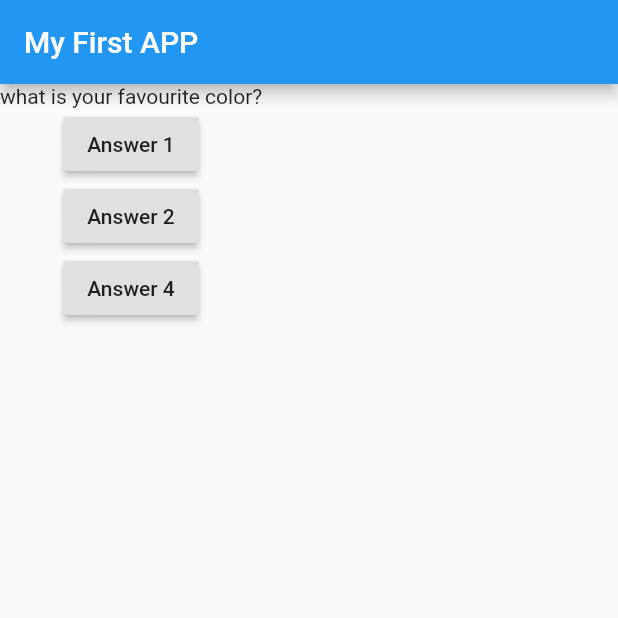
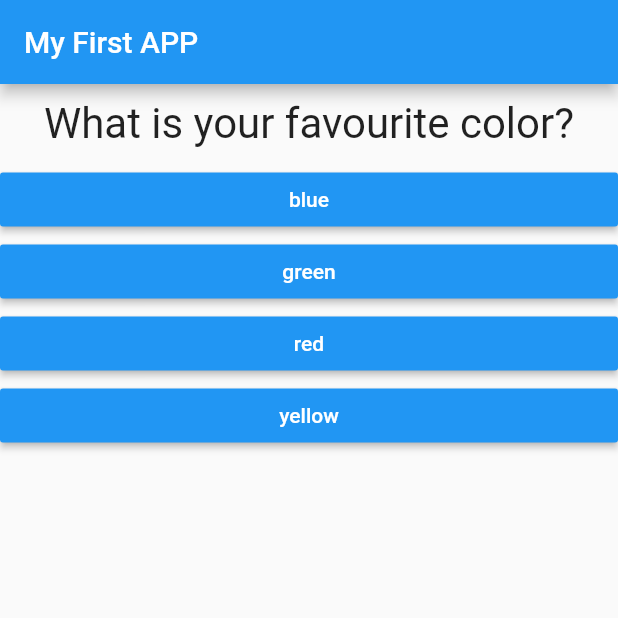
Before and after one commit to IamHussain503/country_listview, a Flutter app: the screen it shows after launch, on a phone screen of 412 x 824 dp, the top half of it. Run offline on Flutter 3.47's test engine with Material 2 defaults, Android fonts, the phone set to English and light mode, and no system bars.

Commit message:
Learn Flutter & Dart to Build iOS & Android Apps

```diff
--- /dev/null
+++ b/lib/answer.dart
@@ -0,0 +1,20 @@
+import 'package:flutter/material.dart';
+
+class Answer extends StatelessWidget {
+  final Function selectHandler;
+  final String answerText;
+  Answer(this.selectHandler, this.answerText);
+  @override
+  Widget build(BuildContext context) {
+    return Container(
+      width: double.infinity,
+      child: RaisedButton(
+        color: Colors.blue,
+        textColor: Colors.white,
+        child: Text(answerText),
+        onPressed:  selectHandler,
+      ),
+
+    );
+  }
+}
--- a/lib/main.dart
+++ b/lib/main.dart
@@ -1,5 +1,7 @@
 //import 'dart:async';
 import 'package:flutter/material.dart';
+import './questions.dart';
+import './answer.dart';
 
 void main() => runApp(MyApp());
 
@@ -23,7 +25,20 @@ class _MyAppState extends State<MyApp> {
 
   @override
   Widget build(BuildContext context) {
-    var questions = ["what is your favourite color?", "what is your pet name"];
+    var questions = [
+      {
+        'questionText': 'What is your favourite color?',
+        'asnwers': ['blue', 'green', 'red', 'yellow']
+      },
+      {
+        'questionText': 'What is your favourite animal?',
+        'asnwers': ['cat', 'dog', 'horse', 'elephant']
+      },
+      {
+        'questionText': 'What is your favourite car?',
+        'asnwers': ['mazda', 'honda', 'ferrari', 'toyota']
+      }
+    ];
     return MaterialApp(
       home: Scaffold(
         appBar: AppBar(
@@ -31,24 +46,13 @@ class _MyAppState extends State<MyApp> {
         ),
         body: Column(
           children: [
-            Text(
-              questions[_questionIndex],
+            Question(
+              questions[_questionIndex]['questionText'],
             ),
-            RaisedButton(
-              child: Text('Answer 1'),
-              onPressed: _answerQuestions,
-            ),
-            RaisedButton(
-              child: Text('Answer 2'),
-              onPressed: () => print('Answer2 chosen'),
-            ),
-            RaisedButton(
-              child: Text('Answer 4'),
-              onPressed: () {
-                // ... your code here
-                print('Answer 3 chosen');
-              },
-            ),
+            ...(questions[_questionIndex]['asnwers'] as List<String>)
+                .map((answer) {
+              return Answer(_answerQuestions, answer);
+            }).toList()
           ],
         ),
       ),
--- /dev/null
+++ b/lib/questions.dart
@@ -0,0 +1,19 @@
+import 'package:flutter/material.dart';
+
+class Question extends StatelessWidget {
+  final String questionText;
+
+  Question(this.questionText);
+  @override
+  Widget build(BuildContext context) {
+    return Container(
+      width: double.infinity,
+      margin: EdgeInsets.all(10),
+      child: Text(
+        questionText,
+        style: TextStyle(fontSize: 28),
+        textAlign: TextAlign.center,
+      ),
+    );
+  }
+}
```
